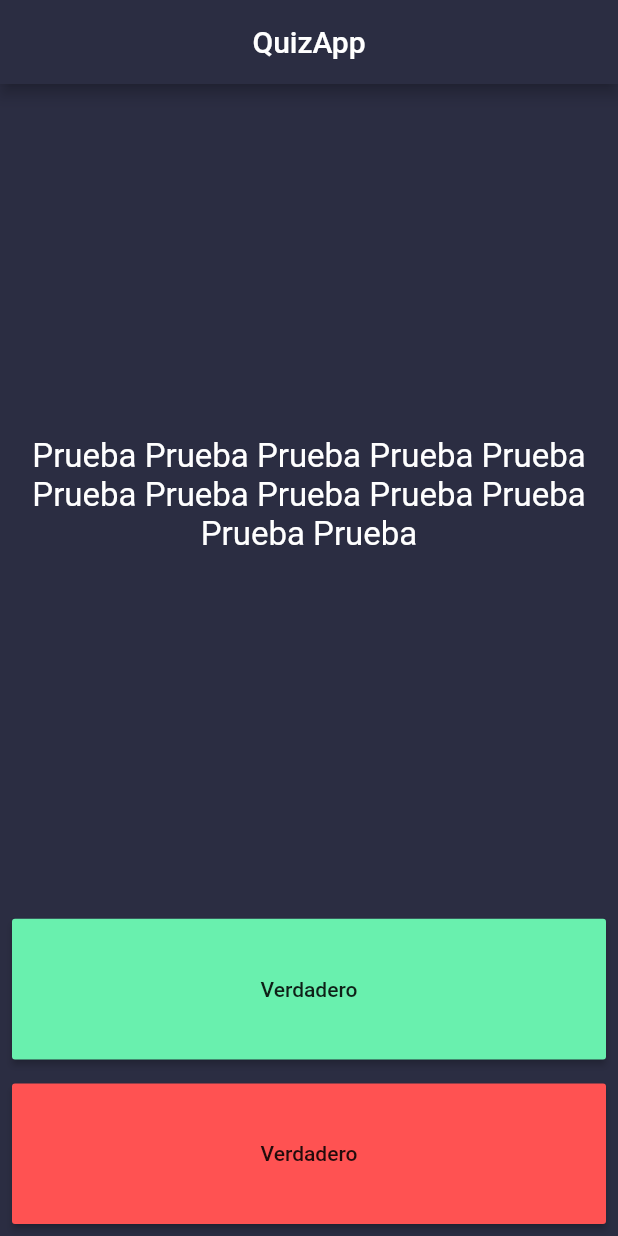
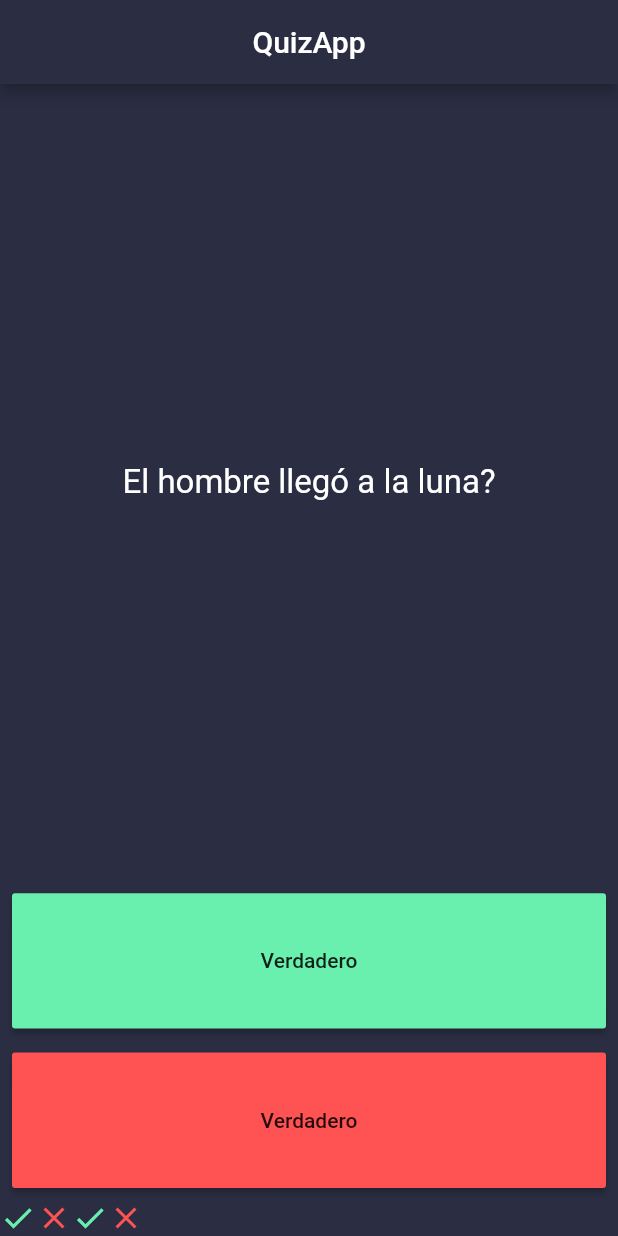
Before and after one commit to stark-ace-1891/tf05p_0015_codigo_quizApp, a Flutter app: the screen it shows after launch, on a phone screen of 412 x 824 dp. Run offline on Flutter 3.47's test engine with Material 2 defaults, Android fonts, the phone set to English and light mode, and no system bars.

Commit message:
Definiendo lista de iconos

```diff
--- a/lib/main.dart
+++ b/lib/main.dart
@@ -12,6 +12,25 @@ class MyApp extends StatelessWidget {
 }
 
 class QuizPage extends StatelessWidget {
+  List<Icon> scoreKeeper = [
+    Icon(
+      Icons.check,
+      color: Colors.greenAccent,
+    ),
+    Icon(
+      Icons.close,
+      color: Colors.redAccent,
+    ),
+    Icon(
+      Icons.check,
+      color: Colors.greenAccent,
+    ),
+    Icon(
+      Icons.close,
+      color: Colors.redAccent,
+    ),
+  ];
+
   @override
   Widget build(BuildContext context) {
     return Scaffold(
@@ -24,13 +43,13 @@ class QuizPage extends StatelessWidget {
       body: Column(
         crossAxisAlignment: CrossAxisAlignment.stretch,
         children: [
-          Expanded(
+          const Expanded(
             flex: 5,
             child: Center(
               child: Padding(
                 padding: const EdgeInsets.all(8.0),
                 child: Text(
-                  "Prueba Prueba Prueba Prueba Prueba Prueba Prueba Prueba Prueba Prueba Prueba Prueba",
+                  "El hombre llegó a la luna?",
                   textAlign: TextAlign.center,
                   style: TextStyle(
                     color: Colors.white,
@@ -66,6 +85,9 @@ class QuizPage extends StatelessWidget {
               ),
             ),
           ),
+          Row(
+            children: scoreKeeper,
+          ),
         ],
       ),
     );
```
